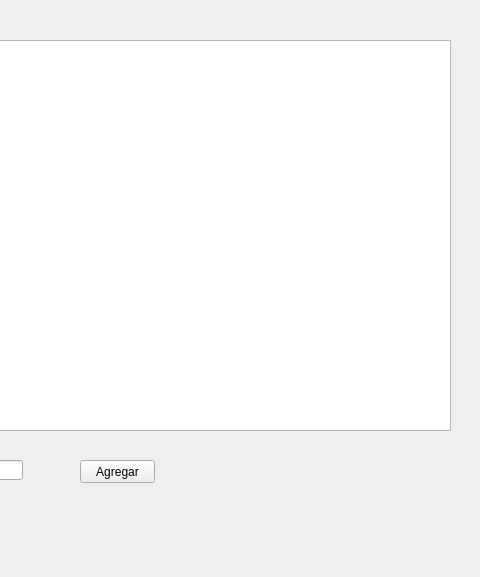
First picture: the form in ventana_principal.ui, repository JohanAndres19/Arboles_n_arios, before the edit; both pictures show x 300 to 780 and y 0 to 577 of the 780 by 577 pixel window.
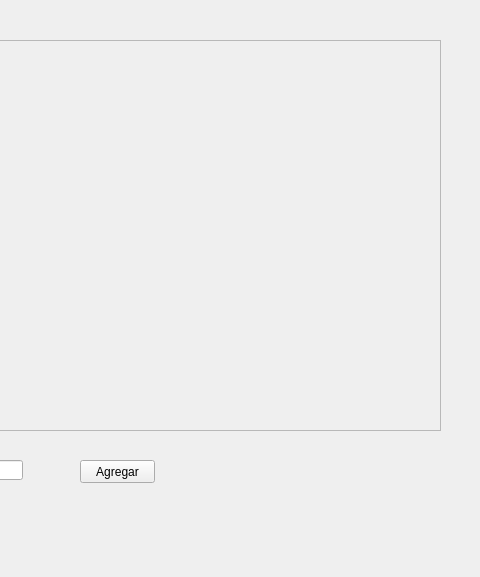
Second picture: the form after the edit.

Commit message: arreglando la interfaz

```diff
--- a/ventana_principal.ui
+++ b/ventana_principal.ui
@@ -27,16 +27,6 @@
      <string>Agregar</string>
     </property>
    </widget>
-   <widget class="QGraphicsView" name="canvas">
-    <property name="geometry">
-     <rect>
-      <x>30</x>
-      <y>40</y>
-      <width>721</width>
-      <height>391</height>
-     </rect>
-    </property>
-   </widget>
    <widget class="QLineEdit" name="texto">
     <property name="geometry">
      <rect>
@@ -95,6 +85,25 @@
      <string>Traduccion</string>
     </property>
    </widget>
+   <widget class="QFrame" name="canvas">
+    <property name="geometry">
+     <rect>
+      <x>30</x>
+      <y>40</y>
+      <width>711</width>
+      <height>391</height>
+     </rect>
+    </property>
+    <property name="autoFillBackground">
+     <bool>false</bool>
+    </property>
+    <property name="frameShape">
+     <enum>QFrame::StyledPanel</enum>
+    </property>
+    <property name="frameShadow">
+     <enum>QFrame::Raised</enum>
+    </property>
+   </widget>
   </widget>
  </widget>
  <resources/>
```
Left out of the diff: 13 changed lines with no effect on the pictures. The commit also changes 1 other file.
